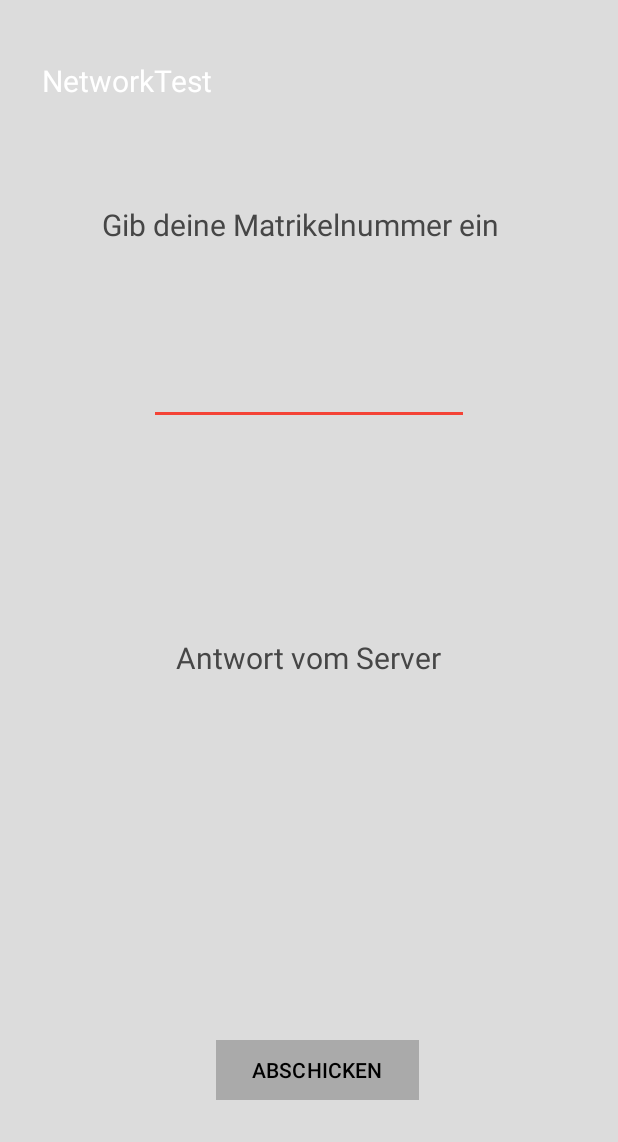
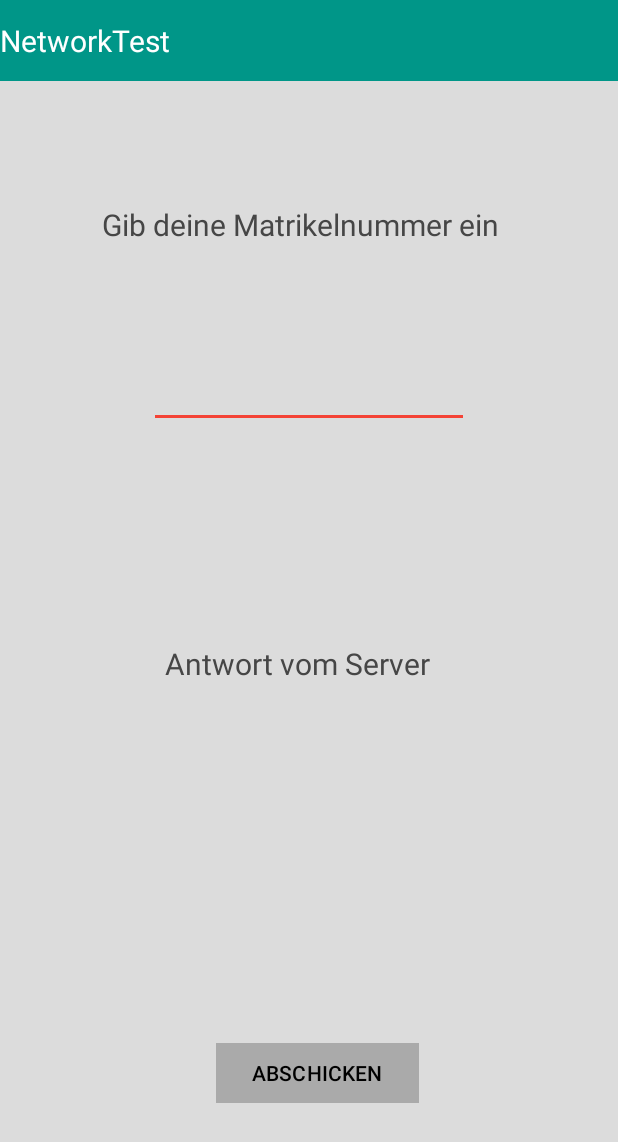
Before and after one commit to franzhaimburger/SE2Einzelphase, an Android app: the screen it shows after launch (MainActivity), on a phone screen of 412 x 824 dp. Shown: the top 1142 px of the screen. Run offline under Robolectric (Android 15) with nearby library versions, the phone set to English and light mode, and no system bars.

Commit message:
Anpassung Layout

```diff
--- a/app/src/main/res/layout/activity_main.xml
+++ b/app/src/main/res/layout/activity_main.xml
@@ -25,9 +25,9 @@
         android:id="@+id/textView2"
         android:layout_width="177dp"
         android:layout_height="wrap_content"
-        android:layout_marginStart="117dp"
+        android:layout_marginStart="110dp"
         android:layout_marginEnd="117dp"
-        android:layout_marginBottom="372dp"
+        android:layout_marginBottom="368dp"
         android:text="Antwort vom Server"
         android:textColor="#464646"
         android:textSize="20sp"
@@ -71,17 +71,15 @@
 
     <TextView
         android:id="@+id/textView3"
-        android:layout_width="142dp"
-        android:layout_height="35dp"
-        android:layout_marginStart="27dp"
-        android:layout_marginTop="40dp"
-        android:layout_marginEnd="242dp"
+        android:layout_width="412dp"
+        android:layout_height="54dp"
+        android:background="#009688"
+        android:gravity="center|left"
         android:text="NetworkTest"
         android:textColor="@color/white"
         android:textSize="20sp"
-        app:layout_constraintEnd_toEndOf="parent"
-        app:layout_constraintStart_toStartOf="parent"
-        app:layout_constraintTop_toTopOf="parent" />
+        tools:layout_editor_absoluteX="-1dp"
+        tools:layout_editor_absoluteY="16dp" />
 
     <TextView
         android:id="@+id/textView4"
```
